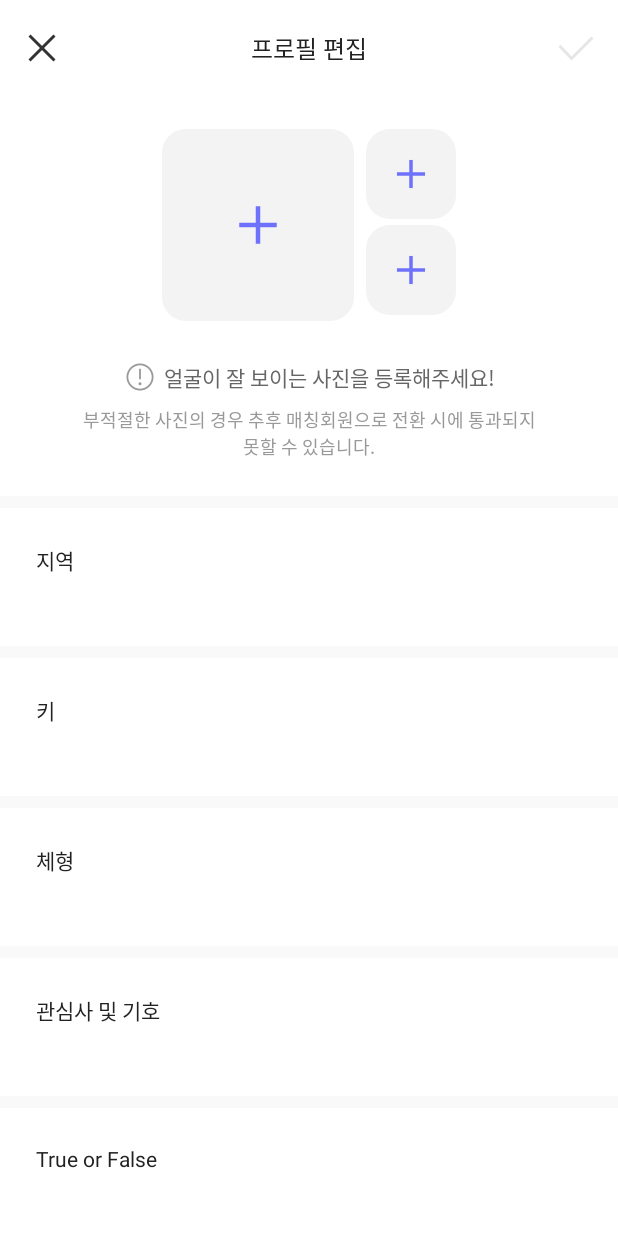
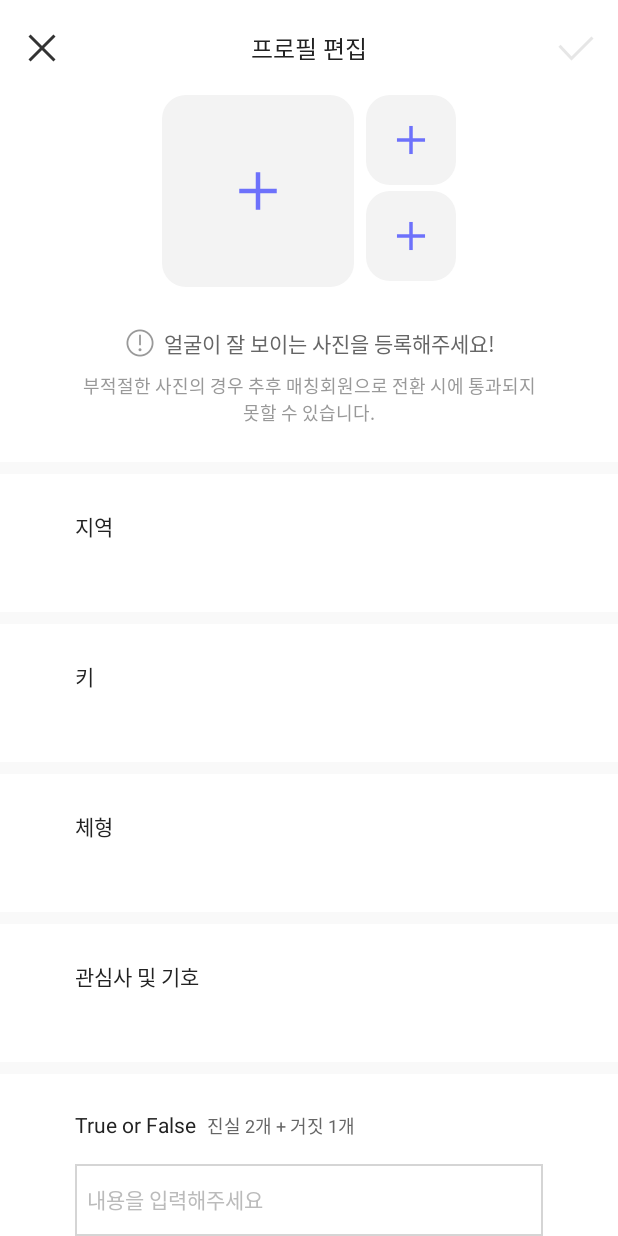
Before and after one commit to yeonggeumkang/private-serendipity, an Android app: the EditProfileActivity screen opened directly, with no data from a screen before it, on a phone screen of 412 x 824 dp. Run offline under Robolectric (Android 15) with nearby library versions, the phone set to English and light mode, and no system bars.

Commit message:
edit - True or False 완성

```diff
--- a/app/src/main/res/layout/activity_edit_profile.xml
+++ b/app/src/main/res/layout/activity_edit_profile.xml
@@ -189,8 +189,10 @@
 
             <TextView
                 android:id="@+id/tv_region"
-                android:layout_width="wrap_content"
+                android:layout_width="312dp"
                 android:layout_height="20dp"
+                android:layout_centerHorizontal="true"
+                android:gravity="start"
                 style="@style/Kor14DarkMediumLeft"
                 android:text="지역"
                 android:layout_below="@+id/line1"
@@ -209,8 +211,10 @@
 
             <TextView
                 android:id="@+id/tv_height"
-                android:layout_width="wrap_content"
+                android:layout_width="312dp"
                 android:layout_height="20dp"
+                android:layout_centerHorizontal="true"
+                android:gravity="start"
                 style="@style/Kor14DarkMediumLeft"
                 android:text="키"
                 android:layout_below="@+id/line2"
@@ -228,8 +232,10 @@
             <!--체형-->
             <TextView
                 android:id="@+id/tv_body"
-                android:layout_width="wrap_content"
+                android:layout_width="312dp"
                 android:layout_height="20dp"
+                android:layout_centerHorizontal="true"
+                android:gravity="start"
                 style="@style/Kor14DarkMediumLeft"
                 android:text="체형"
                 android:layout_below="@+id/line3"
@@ -247,8 +253,10 @@
             <!-- 관심사 및 기호 -->
             <TextView
                 android:id="@+id/tv_interest"
-                android:layout_width="wrap_content"
+                android:layout_width="312dp"
                 android:layout_height="20dp"
+                android:layout_centerHorizontal="true"
+                android:gravity="start"
                 style="@style/Kor14DarkMediumLeft"
                 android:text="관심사 및 기호"
                 android:layout_below="@+id/line4"
@@ -266,17 +274,73 @@
             <!-- 진실거짓 -->
             <TextView
                 android:id="@+id/tv_TF"
-                android:layout_width="wrap_content"
+                android:layout_width="312dp"
                 android:layout_height="20dp"
+                android:layout_centerHorizontal="true"
+                android:gravity="start"
                 style="@style/Kor14DarkMediumLeft"
                 android:text="True or False"
                 android:layout_below="@+id/line5"
-                android:layout_marginTop="24dp"
-                android:layout_margin="24dp"/>
+                android:layout_marginTop="24dp" />
+
+            <TextView
+                style="@style/Kor12BodyRegularLeft"
+                android:layout_width="wrap_content"
+                android:layout_height="20dp"
+                android:textColor="@color/colorDoveGray"
+                android:layout_toRightOf="@+id/tv_TF"
+                android:layout_below="@id/line5"
+                android:layout_marginLeft="-224dp"
+                android:layout_marginTop="25dp"
+                android:text="진실 2개 + 거짓 1개" />
+
+
+            <EditText
+                android:id="@+id/et_tf1"
+                android:layout_width="312dp"
+                android:layout_height="48dp"
+                android:background="@drawable/custom_edit_text"
+                android:layout_centerHorizontal="true"
+                android:textSize="14sp"
+                android:textColor="@color/colorSilver"
+                android:lineSpacingExtra="6sp"
+                android:layout_below="@id/tv_TF"
+                android:layout_marginTop="16dp"
+                android:paddingLeft="8dp"
+                android:text="내용을 입력해주세요"/>
+
+            <EditText
+                android:id="@+id/et_tf2"
+                android:layout_width="312dp"
+                android:layout_height="48dp"
+                android:background="@drawable/custom_edit_text"
+                android:layout_centerHorizontal="true"
+                android:textSize="14sp"
+                android:textColor="@color/colorSilver"
+                android:lineSpacingExtra="6sp"
+                android:layout_below="@+id/et_tf1"
+                android:layout_marginTop="8dp"
+                android:paddingLeft="8dp"
+                android:text="내용을 입력해주세요"/>
+
+            <EditText
+                android:id="@+id/et_tf3"
+                android:layout_width="312dp"
+                android:layout_height="48dp"
+                android:background="@drawable/custom_edit_text"
+                android:layout_centerHorizontal="true"
+                android:textSize="14sp"
+                android:textColor="@color/colorSilver"
+                android:lineSpacingExtra="6sp"
+                android:layout_below="@id/et_tf2"
+                android:layout_marginTop="8dp"
+                android:layout_marginBottom="48dp"
+                android:paddingLeft="8dp"
+                android:text="내용을 입력해주세요"/>
 
 
 
-        </RelativeLayout>
+       </RelativeLayout>
 
 
 
```
